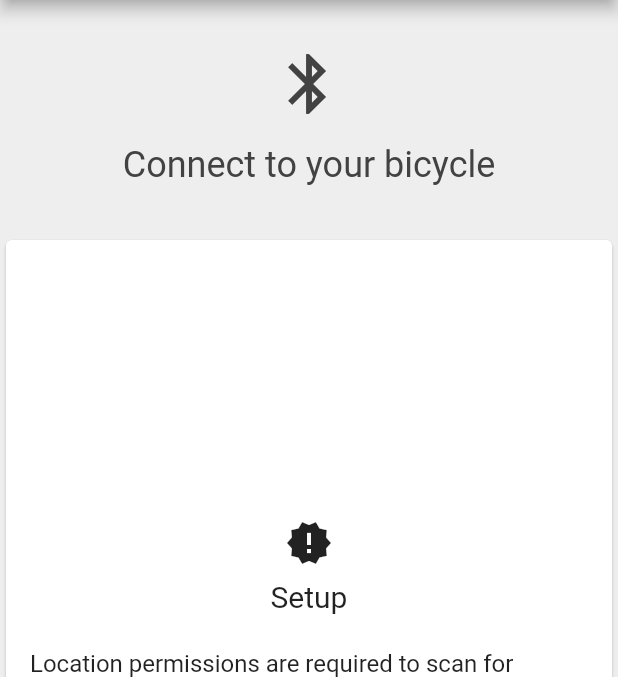
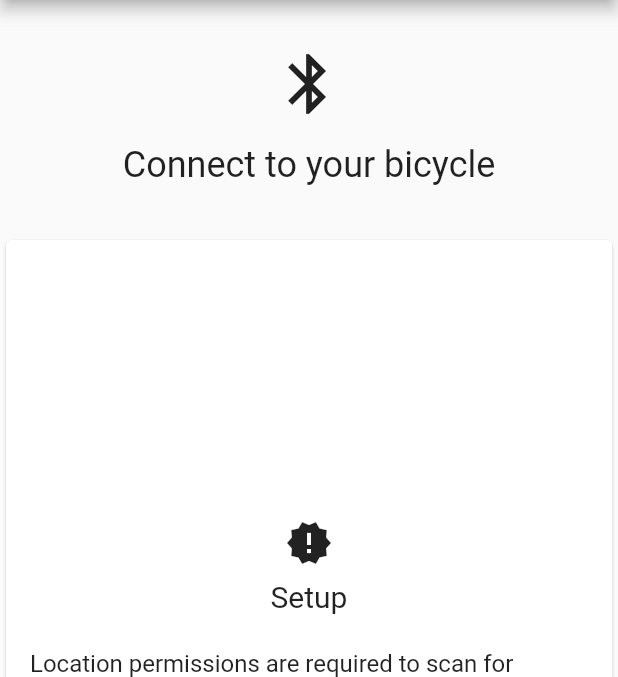
Before and after one commit to moffatman/vanhawks, a Flutter app: the screen it shows after launch, on a phone screen of 412 x 824 dp, the part 84-761 px from its top. Run offline on Flutter 3.47's test engine with Material 2 defaults, Android fonts, the phone set to English and light mode, and no system bars; our stand-ins replace flutter_blue, page_transition, rxdart, shared_preferences.

Commit message:
Add dark theme

```diff
--- a/lib/bluetooth_page.dart
+++ b/lib/bluetooth_page.dart
@@ -360,23 +360,20 @@ class _BluetoothPageState extends State<BluetoothPage> {
 				title: const Text("Vanhawks Controller"),
 				automaticallyImplyLeading: false
 			),
-			backgroundColor: Colors.grey.shade200,
 			body: Column(
 				crossAxisAlignment: CrossAxisAlignment.stretch,
 				children: [
 					SizedBox(height: 32),
 					Icon(
 						Icons.bluetooth,
-						size: 48,
-						color: Colors.grey.shade800
+						size: 48
 					),
 					SizedBox(height: 16),
 					Text(
 						"Connect to your bicycle",
 						textAlign: TextAlign.center,
 						style: TextStyle(
-							fontSize: 24,
-							color: Colors.grey.shade800
+							fontSize: 24
 						)
 					),
 					SizedBox(height: 32),
--- a/lib/main.dart
+++ b/lib/main.dart
@@ -14,9 +14,16 @@ class MyApp extends StatelessWidget {
 	return MaterialApp(
 		title: 'Vanhawks Controller',
 		theme: ThemeData(
+			brightness: Brightness.light,
 			primarySwatch: Colors.grey,
 			visualDensity: VisualDensity.adaptivePlatformDensity,
 		),
+		darkTheme: ThemeData(
+			brightness: Brightness.dark,
+			primarySwatch: Colors.grey,
+			visualDensity: VisualDensity.adaptivePlatformDensity
+		),
+		themeMode: ThemeMode.system,
 		home: BluetoothPage()
 	);
   }
```
Also changed, not shown: lib/bike_page.dart (+4 -5 lines).
